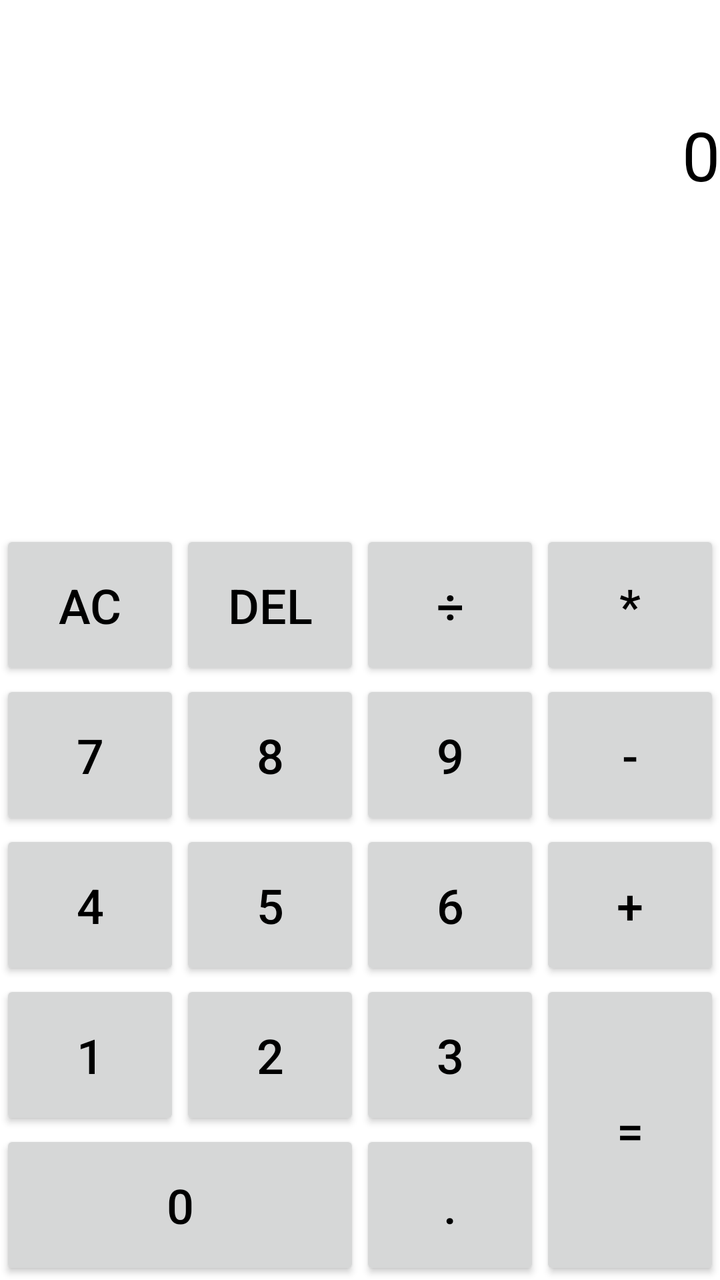
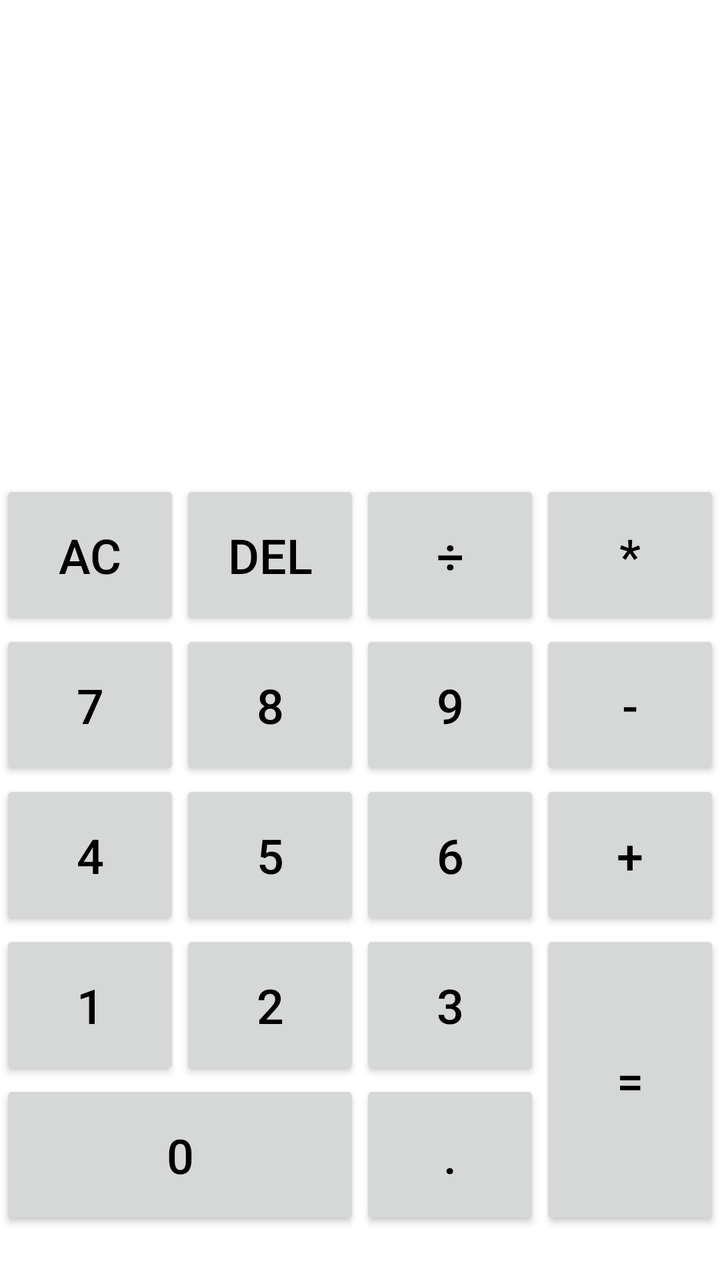

Two renders of the same Android screen: before a commit and after it. Below are the layout's source before the change and the commit's diff.
<!-- AndroidManifest.xml: application theme Theme.Numora -->
<!-- res/layout/activity_main.xml -->
<?xml version="1.0" encoding="utf-8"?>
<androidx.constraintlayout.widget.ConstraintLayout xmlns:android="http://schemas.android.com/apk/res/android"
    xmlns:app="http://schemas.android.com/apk/res-auto"
    xmlns:tools="http://schemas.android.com/tools"
    android:id="@+id/main"
    android:layout_width="match_parent"
    android:layout_height="match_parent"
    tools:context=".MainActivity"
    android:background="@color/BackGround"
    android:layout_marginBottom="20dp"
    >

    <TextView
        android:id="@+id/textdisplay"
        android:layout_width="match_parent"
        android:layout_height="100dp"
        android:gravity="bottom|end"
        android:text="0"
        android:textColor="@color/TextColor"
        android:textSize="34sp"
        app:layout_constraintEnd_toEndOf="parent"
        app:layout_constraintStart_toStartOf="parent"
        app:layout_constraintTop_toTopOf="parent" />

    <TextView
        android:id="@+id/textresult"
        android:layout_width="match_parent"
        android:layout_height="100dp"
        android:layout_marginTop="100dp"
        android:gravity="end|end"
        android:textColor="@color/TextColor"
        android:textSize="34sp"
        app:layout_constraintEnd_toEndOf="parent"
        app:layout_constraintHorizontal_bias="0.0"
        app:layout_constraintStart_toStartOf="parent"
        app:layout_constraintTop_toTopOf="parent" />

    <GridLayout
        android:layout_width="match_parent"
        android:layout_height="wrap_content"
        android:columnCount="4"
        android:rowCount="5"
        app:layout_constraintBottom_toBottomOf="parent"
        app:layout_constraintEnd_toEndOf="parent"
        app:layout_constraintHorizontal_bias="0.0"
        app:layout_constraintStart_toStartOf="parent">
        <androidx.appcompat.widget.AppCompatButton
            android:id="@+id/btnAC"
            android:layout_width="wrap_content"
            android:layout_height="75dp"
            android:layout_row="0"
            android:layout_column="0"
            android:layout_columnWeight="1"
            android:textSize="24sp"
            android:textColor="@color/TextColor"
            android:text="AC"/>

        <androidx.appcompat.widget.AppCompatButton
            android:id="@+id/btndel"
            android:layout_width="wrap_content"
            android:layout_height="75dp"
            android:layout_row="0"
            android:layout_column="1"
            android:layout_columnWeight="1"
            android:textSize="24sp"
            android:textColor="@color/TextColor"
            android:text="Del"/>

        <androidx.appcompat.widget.AppCompatButton
            android:id="@+id/btnDiv"
            android:layout_width="wrap_content"
            android:layout_height="75dp"
            android:layout_row="0"
            android:layout_column="2"
            android:layout_columnWeight="1"
            android:textSize="24sp"
            android:textColor="@color/TextColor"
            android:text="÷"/>
        <androidx.appcompat.widget.AppCompatButton
            android:id="@+id/btnmulti"
            android:layout_width="wrap_content"
            android:layout_height="75dp"
            android:layout_row="0"
            android:layout_column="3"
            android:layout_columnWeight="1"
            android:textSize="24sp"
            android:textColor="@color/TextColor"
            android:text="*"/>

        <androidx.appcompat.widget.AppCompatButton
            android:id="@+id/btn7"
            android:layout_width="wrap_content"
            android:layout_height="75dp"
            android:layout_row="1"
            android:layout_column="0"
            android:layout_columnWeight="1"
            android:textSize="24sp"
            android:textColor="@color/TextColor"
            android:text="7"/>

        <androidx.appcompat.widget.AppCompatButton
            android:id="@+id/btn8"
            android:layout_width="wrap_content"
            android:layout_height="75dp"
            android:layout_row="1"
            android:layout_column="1"
            android:layout_columnWeight="1"
            android:textSize="24sp"
            android:textColor="@color/TextColor"
            android:text="8"/>

        <androidx.appcompat.widget.AppCompatButton
            android:id="@+id/btn9"
            android:layout_width="wrap_content"
            android:layout_height="75dp"
            android:layout_row="1"
            android:layout_column="2"
            android:layout_columnWeight="1"
            android:textSize="24sp"
            android:textColor="@color/TextColor"
            android:text="9"/>
        <androidx.appcompat.widget.AppCompatButton
            android:id="@+id/btnminus"
            android:layout_width="wrap_content"
            android:layout_height="75dp"
            android:layout_row="1"
            android:layout_column="3"
            android:layout_columnWeight="1"
            android:textSize="24sp"
            android:textColor="@color/TextColor"
            android:text="-"/>

        <androidx.appcompat.widget.AppCompatButton
            android:id="@+id/btn4"
            android:layout_width="wrap_content"
            android:layout_height="75dp"
            android:layout_row="2"
            android:layout_column="0"
            android:layout_columnWeight="1"
            android:textSize="24sp"
            android:textColor="@color/TextColor"
            android:text="4"/>

        <androidx.appcompat.widget.AppCompatButton
            android:id="@+id/btn5"
            android:layout_width="wrap_content"
            android:layout_height="75dp"
            android:layout_row="2"
            android:layout_column="1"
            android:layout_columnWeight="1"
            android:textSize="24sp"
            android:textColor="@color/TextColor"
            android:text="5"/>

        <androidx.appcompat.widget.AppCompatButton
            android:id="@+id/btn6"
            android:layout_width="wrap_content"
            android:layout_height="75dp"
            android:layout_row="2"
            android:layout_column="2"
            android:layout_columnWeight="1"
            android:textSize="24sp"
            android:textColor="@color/TextColor"
            android:text="6"/>
        <androidx.appcompat.widget.AppCompatButton
            android:id="@+id/btnplus"
            android:layout_width="wrap_content"
            android:layout_height="75dp"
            android:layout_row="2"
            android:layout_column="3"
            android:layout_columnWeight="1"
            android:textSize="24sp"
            android:textColor="@color/TextColor"
            android:text="+"/>


        <androidx.appcompat.widget.AppCompatButton
            android:id="@+id/btn1"
            android:layout_width="wrap_content"
            android:layout_height="75dp"
            android:layout_row="3"
            android:layout_column="0"
            android:layout_columnWeight="1"
            android:textSize="24sp"
            android:textColor="@color/TextColor"
            android:text="1"/>

        <androidx.appcompat.widget.AppCompatButton
            android:id="@+id/btn2"
            android:layout_width="wrap_content"
            android:layout_height="75dp"
            android:layout_row="3"
            android:layout_column="1"
            android:layout_columnWeight="1"
            android:textSize="24sp"
            android:textColor="@color/TextColor"
            android:text="2"/>

        <androidx.appcompat.widget.AppCompatButton
            android:id="@+id/btn3"
            android:layout_width="wrap_content"
            android:layout_height="75dp"
            android:layout_row="3"
            android:layout_column="2"
            android:layout_columnWeight="1"
            android:textSize="24sp"
            android:textColor="@color/TextColor"
            android:text="3"/>
        <androidx.appcompat.widget.AppCompatButton
            android:id="@+id/btnequal"
            android:layout_width="wrap_content"
            android:layout_height="75dp"
            android:layout_row="3"
            android:layout_column="3"
            android:layout_columnWeight="1"
            android:layout_rowWeight="1"
            android:layout_rowSpan="2"
            android:textSize="24sp"
            android:textColor="@color/TextColor"
            android:text="="/>
        <androidx.appcompat.widget.AppCompatButton
            android:id="@+id/btn0"
            android:layout_width="wrap_content"
            android:layout_height="75dp"
            android:layout_row="4"
            android:layout_column="0"
            android:layout_columnWeight="1"
            android:layout_columnSpan="2"
            android:textSize="24sp"
            android:textColor="@color/TextColor"
            android:text="0"/>

        <androidx.appcompat.widget.AppCompatButton
            android:id="@+id/dot"
            android:layout_width="wrap_content"
            android:layout_height="75dp"
            android:layout_row="4"
            android:layout_column="2"
            android:layout_columnWeight="1"
            android:textSize="24sp"
            android:textColor="@color/TextColor"
            android:text="."/>

    </GridLayout>



</androidx.constraintlayout.widget.ConstraintLayout>
<!-- resources referenced by this layout -->
<resources>
  <color name="BackGround">#FFFFFFFF</color>
  <color name="TextColor">#FF000000</color>
  <style name="Theme.Numora" parent="Base.Theme.Numora" />
  <style name="Base.Theme.Numora" parent="Theme.Material3.DayNight.NoActionBar">
          
          
      </style>
</resources>

<!-- the commit's change to res/layout/activity_main.xml (unified diff, before → after) -->
@@ -14,20 +14,8 @@
         android:id="@+id/textdisplay"
         android:layout_width="match_parent"
         android:layout_height="100dp"
+        android:layout_marginTop="136dp"
         android:gravity="bottom|end"
-        android:text="0"
-        android:textColor="@color/TextColor"
-        android:textSize="34sp"
-        app:layout_constraintEnd_toEndOf="parent"
-        app:layout_constraintStart_toStartOf="parent"
-        app:layout_constraintTop_toTopOf="parent" />
-
-    <TextView
-        android:id="@+id/textresult"
-        android:layout_width="match_parent"
-        android:layout_height="100dp"
-        android:layout_marginTop="100dp"
-        android:gravity="end|end"
         android:textColor="@color/TextColor"
         android:textSize="34sp"
         app:layout_constraintEnd_toEndOf="parent"
@@ -35,15 +23,32 @@
         app:layout_constraintStart_toStartOf="parent"
         app:layout_constraintTop_toTopOf="parent" />
 
+    <TextView
+        android:id="@+id/textresult"
+        android:layout_width="match_parent"
+        android:layout_height="100dp"
+        android:gravity="end|end"
+        android:textColor="@color/TextColor"
+        android:textSize="34sp"
+        app:layout_constraintBottom_toTopOf="@+id/gridLayout"
+        app:layout_constraintEnd_toEndOf="parent"
+        app:layout_constraintHorizontal_bias="0.0"
+        app:layout_constraintStart_toStartOf="parent"
+        app:layout_constraintTop_toBottomOf="@+id/textdisplay"
+        app:layout_constraintVertical_bias="1.0" />
+
     <GridLayout
+        android:id="@+id/gridLayout"
         android:layout_width="match_parent"
         android:layout_height="wrap_content"
+        android:layout_marginBottom="25dp"
         android:columnCount="4"
         android:rowCount="5"
         app:layout_constraintBottom_toBottomOf="parent"
         app:layout_constraintEnd_toEndOf="parent"
         app:layout_constraintHorizontal_bias="0.0"
         app:layout_constraintStart_toStartOf="parent">
+
         <androidx.appcompat.widget.AppCompatButton
             android:id="@+id/btnAC"
             android:layout_width="wrap_content"
@@ -51,9 +56,9 @@
             android:layout_row="0"
             android:layout_column="0"
             android:layout_columnWeight="1"
-            android:textSize="24sp"
-            android:textColor="@color/TextColor"
-            android:text="AC"/>
+            android:text="AC"
+            android:textColor="@color/TextColor"
+            android:textSize="24sp" />
 
         <androidx.appcompat.widget.AppCompatButton
             android:id="@+id/btndel"
@@ -62,9 +67,9 @@
             android:layout_row="0"
             android:layout_column="1"
             android:layout_columnWeight="1"
-            android:textSize="24sp"
-            android:textColor="@color/TextColor"
-            android:text="Del"/>
+            android:text="Del"
+            android:textColor="@color/TextColor"
+            android:textSize="24sp" />
 
         <androidx.appcompat.widget.AppCompatButton
             android:id="@+id/btnDiv"
@@ -73,9 +78,10 @@
             android:layout_row="0"
             android:layout_column="2"
             android:layout_columnWeight="1"
-            android:textSize="24sp"
-            android:textColor="@color/TextColor"
-            android:text="÷"/>
+            android:text="÷"
+            android:textColor="@color/TextColor"
+            android:textSize="24sp" />
+
         <androidx.appcompat.widget.AppCompatButton
             android:id="@+id/btnmulti"
             android:layout_width="wrap_content"
@@ -83,9 +89,9 @@
             android:layout_row="0"
             android:layout_column="3"
             android:layout_columnWeight="1"
-            android:textSize="24sp"
-            android:textColor="@color/TextColor"
-            android:text="*"/>
+            android:text="*"
+            android:textColor="@color/TextColor"
+            android:textSize="24sp" />
 
         <androidx.appcompat.widget.AppCompatButton
             android:id="@+id/btn7"
@@ -94,9 +100,9 @@
             android:layout_row="1"
             android:layout_column="0"
             android:layout_columnWeight="1"
-            android:textSize="24sp"
-            android:textColor="@color/TextColor"
-            android:text="7"/>
+            android:text="7"
+            android:textColor="@color/TextColor"
+            android:textSize="24sp" />
 
         <androidx.appcompat.widget.AppCompatButton
             android:id="@+id/btn8"
@@ -105,9 +111,9 @@
             android:layout_row="1"
             android:layout_column="1"
             android:layout_columnWeight="1"
-            android:textSize="24sp"
-            android:textColor="@color/TextColor"
-            android:text="8"/>
+            android:text="8"
+            android:textColor="@color/TextColor"
+            android:textSize="24sp" />
 
         <androidx.appcompat.widget.AppCompatButton
             android:id="@+id/btn9"
@@ -116,9 +122,10 @@
             android:layout_row="1"
             android:layout_column="2"
             android:layout_columnWeight="1"
-            android:textSize="24sp"
-            android:textColor="@color/TextColor"
-            android:text="9"/>
+            android:text="9"
+            android:textColor="@color/TextColor"
+            android:textSize="24sp" />
+
         <androidx.appcompat.widget.AppCompatButton
             android:id="@+id/btnminus"
             android:layout_width="wrap_content"
@@ -126,9 +133,9 @@
             android:layout_row="1"
             android:layout_column="3"
             android:layout_columnWeight="1"
-            android:textSize="24sp"
-            android:textColor="@color/TextColor"
-            android:text="-"/>
+            android:text="-"
+            android:textColor="@color/TextColor"
+            android:textSize="24sp" />
 
         <androidx.appcompat.widget.AppCompatButton
             android:id="@+id/btn4"
@@ -137,9 +144,9 @@
             android:layout_row="2"
             android:layout_column="0"
             android:layout_columnWeight="1"
-            android:textSize="24sp"
-            android:textColor="@color/TextColor"
-            android:text="4"/>
+            android:text="4"
+            android:textColor="@color/TextColor"
+            android:textSize="24sp" />
 
         <androidx.appcompat.widget.AppCompatButton
             android:id="@+id/btn5"
@@ -148,9 +155,9 @@
             android:layout_row="2"
             android:layout_column="1"
             android:layout_columnWeight="1"
-            android:textSize="24sp"
-            android:textColor="@color/TextColor"
-            android:text="5"/>
+            android:text="5"
+            android:textColor="@color/TextColor"
+            android:textSize="24sp" />
 
         <androidx.appcompat.widget.AppCompatButton
             android:id="@+id/btn6"
@@ -159,9 +166,10 @@
             android:layout_row="2"
             android:layout_column="2"
             android:layout_columnWeight="1"
-            android:textSize="24sp"
-            android:textColor="@color/TextColor"
-            android:text="6"/>
+            android:text="6"
+            android:textColor="@color/TextColor"
+            android:textSize="24sp" />
+
         <androidx.appcompat.widget.AppCompatButton
             android:id="@+id/btnplus"
             android:layout_width="wrap_content"
@@ -169,9 +177,9 @@
             android:layout_row="2"
             android:layout_column="3"
             android:layout_columnWeight="1"
-            android:textSize="24sp"
-            android:textColor="@color/TextColor"
-            android:text="+"/>
+            android:text="+"
+            android:textColor="@color/TextColor"
+            android:textSize="24sp" />
 
 
         <androidx.appcompat.widget.AppCompatButton
@@ -181,9 +189,9 @@
             android:layout_row="3"
             android:layout_column="0"
             android:layout_columnWeight="1"
-            android:textSize="24sp"
-            android:textColor="@color/TextColor"
-            android:text="1"/>
+            android:text="1"
+            android:textColor="@color/TextColor"
+            android:textSize="24sp" />
 
         <androidx.appcompat.widget.AppCompatButton
             android:id="@+id/btn2"
@@ -192,9 +200,9 @@
             android:layout_row="3"
             android:layout_column="1"
             android:layout_columnWeight="1"
-            android:textSize="24sp"
-            android:textColor="@color/TextColor"
-            android:text="2"/>
+            android:text="2"
+            android:textColor="@color/TextColor"
+            android:textSize="24sp" />
 
         <androidx.appcompat.widget.AppCompatButton
             android:id="@+id/btn3"
@@ -203,32 +211,34 @@
             android:layout_row="3"
             android:layout_column="2"
             android:layout_columnWeight="1"
-            android:textSize="24sp"
-            android:textColor="@color/TextColor"
-            android:text="3"/>
+            android:text="3"
+            android:textColor="@color/TextColor"
+            android:textSize="24sp" />
+
         <androidx.appcompat.widget.AppCompatButton
             android:id="@+id/btnequal"
             android:layout_width="wrap_content"
             android:layout_height="75dp"
             android:layout_row="3"
-            android:layout_column="3"
-            android:layout_columnWeight="1"
+            android:layout_rowSpan="2"
             android:layout_rowWeight="1"
-            android:layout_rowSpan="2"
-            android:textSize="24sp"
-            android:textColor="@color/TextColor"
-            android:text="="/>
+            android:layout_column="3"
+            android:layout_columnWeight="1"
+            android:text="="
+            android:textColor="@color/TextColor"
+            android:textSize="24sp" />
+
         <androidx.appcompat.widget.AppCompatButton
             android:id="@+id/btn0"
             android:layout_width="wrap_content"
             android:layout_height="75dp"
             android:layout_row="4"
             android:layout_column="0"
-            android:layout_columnWeight="1"
             android:layout_columnSpan="2"
-            android:textSize="24sp"
-            android:textColor="@color/TextColor"
-            android:text="0"/>
+            android:layout_columnWeight="1"
+            android:text="0"
+            android:textColor="@color/TextColor"
+            android:textSize="24sp" />
 
         <androidx.appcompat.widget.AppCompatButton
             android:id="@+id/dot"
@@ -237,9 +247,9 @@
             android:layout_row="4"
             android:layout_column="2"
             android:layout_columnWeight="1"
-            android:textSize="24sp"
-            android:textColor="@color/TextColor"
-            android:text="."/>
+            android:text="."
+            android:textColor="@color/TextColor"
+            android:textSize="24sp" />
 
     </GridLayout>
 
